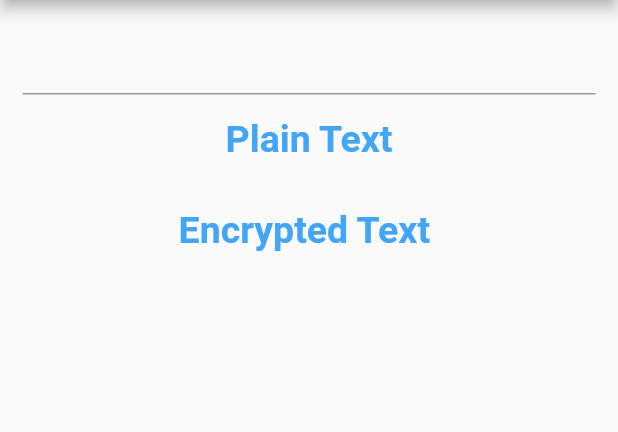
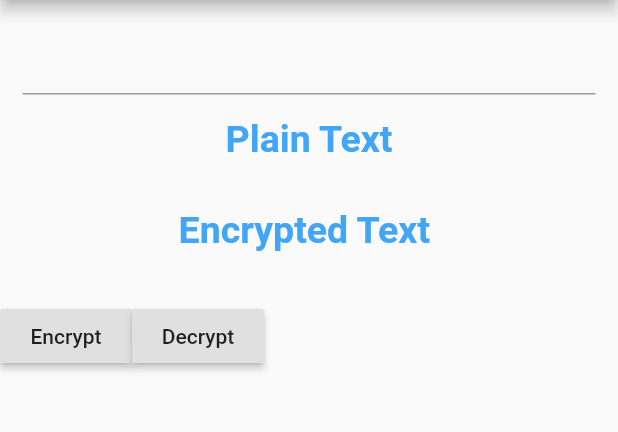
Before and after one commit to anantcodes/AEScrypter, a Flutter app: the screen it shows after launch, on a phone screen of 412 x 824 dp, the part 84-516 px from its top. Run offline on Flutter 3.47's test engine with Material 2 defaults, Android fonts, the phone set to English and light mode, and no system bars; missing offline and left inert: encrypt.

Commit message:
:lipstick: btns added

```diff
--- a/lib/home.dart
+++ b/lib/home.dart
@@ -42,6 +42,18 @@ class _HomeState extends State<Home> {
                     )
                   ],
             ),
+            Row(
+              children: [
+                // ignore: deprecated_member_use
+                RaisedButton(onPressed: () {} ,
+                  child: Text("Encrypt"),
+                ),
+                // ignore: deprecated_member_use
+                RaisedButton(onPressed: () {} ,
+                  child: Text("Decrypt"),
+                )
+              ],
+            )
           ],
         ),
       ),
```
